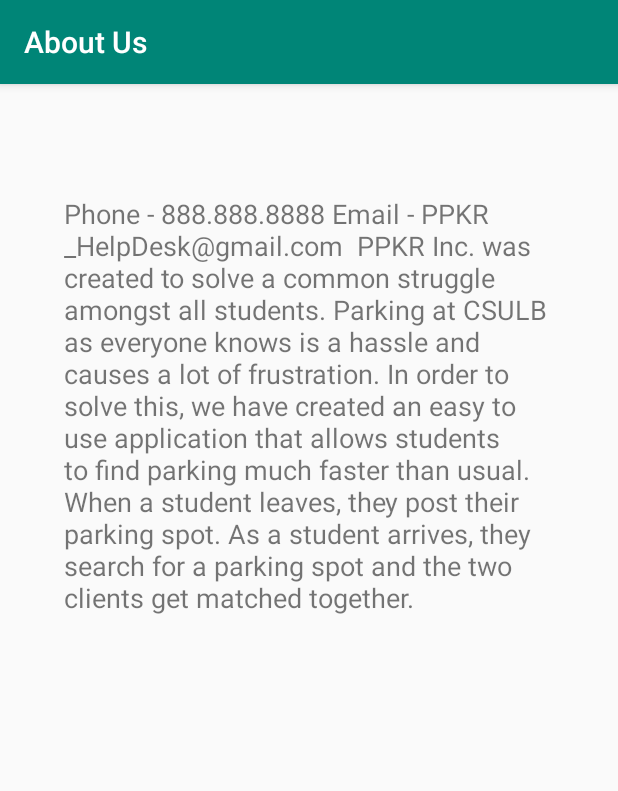
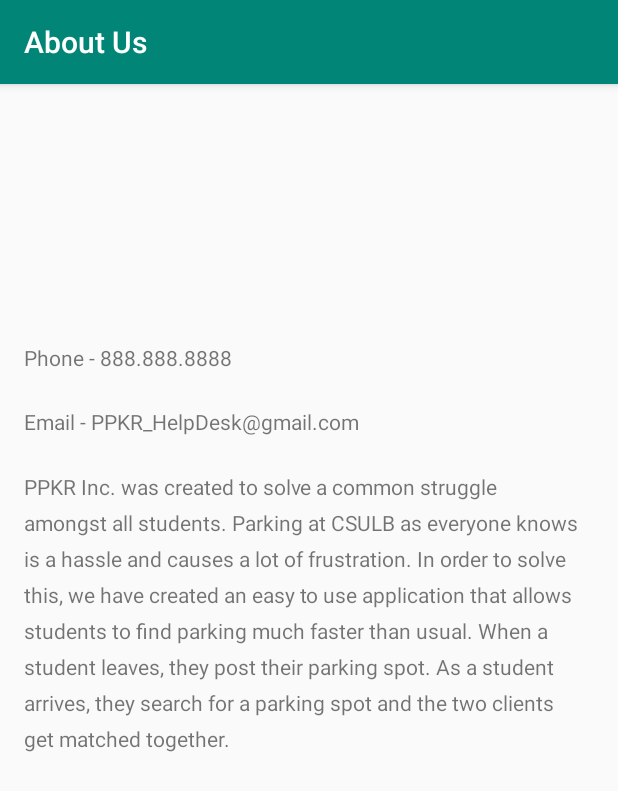
Before and after one commit to itzphuckie/491A, an Android app: the AboutUs screen opened directly, with no data from a screen before it, on a phone screen of 412 x 824 dp. Shown: the top 791 px of the screen. Run offline under Robolectric (Android 15) with nearby library versions, the phone set to English and light mode, and no system bars.

Commit message:
Updates/syncing

```diff
--- a/app/src/main/res/layout/content_about_us.xml
+++ b/app/src/main/res/layout/content_about_us.xml
@@ -10,20 +10,55 @@
 
     <TextView
         android:id="@+id/textView"
-        android:layout_width="326dp"
-        android:layout_height="298dp"
+        android:layout_width="369dp"
+        android:layout_height="421dp"
+        android:layout_marginStart="8dp"
+        android:layout_marginLeft="8dp"
+        android:layout_marginEnd="8dp"
+        android:layout_marginRight="8dp"
+        android:layout_marginBottom="88dp"
+        android:lineSpacingExtra="8sp"
+        android:text="PPKR Inc. was created to solve a common struggle amongst all students. Parking at CSULB as everyone knows is a hassle and causes a lot of frustration. In order to solve this, we have created an easy to use application that allows students to find parking much faster than usual. When a student leaves, they post their parking spot. As a student arrives, they search for a parking spot and the two clients get matched together."
+        android:textSize="14sp"
+        app:layout_constraintBottom_toBottomOf="parent"
+        app:layout_constraintEnd_toEndOf="parent"
+        app:layout_constraintHorizontal_bias="0.307"
+        app:layout_constraintStart_toStartOf="parent" />
+
+    <TextView
+        android:id="@+id/textView2"
+        android:layout_width="359dp"
+        android:layout_height="32dp"
         android:layout_marginStart="8dp"
         android:layout_marginLeft="8dp"
         android:layout_marginTop="8dp"
         android:layout_marginEnd="8dp"
         android:layout_marginRight="8dp"
         android:layout_marginBottom="8dp"
-        android:text="Phone - 888.888.8888 Email - PPKR_HelpDesk@gmail.com  PPKR Inc. was created to solve a common struggle amongst all students. Parking at CSULB as everyone knows is a hassle and causes a lot of frustration. In order to solve this, we have created an easy to use application that allows students to find parking much faster than usual. When a student leaves, they post their parking spot. As a student arrives, they search for a parking spot and the two clients get matched together."
-        android:textSize="18sp"
-        app:layout_constraintBottom_toBottomOf="parent"
+        android:lineSpacingExtra="8sp"
+        android:text="Phone - 888.888.8888"
+        android:textSize="14sp"
+        app:layout_constraintBottom_toTopOf="@+id/textView3"
         app:layout_constraintEnd_toEndOf="parent"
-        app:layout_constraintHorizontal_bias="0.492"
+        app:layout_constraintHorizontal_bias="0.222"
         app:layout_constraintStart_toStartOf="parent"
         app:layout_constraintTop_toTopOf="parent"
-        app:layout_constraintVertical_bias="0.146" />
+        app:layout_constraintVertical_bias="0.985" />
+
+    <TextView
+        android:id="@+id/textView3"
+        android:layout_width="357dp"
+        android:layout_height="31dp"
+        android:layout_marginStart="8dp"
+        android:layout_marginLeft="8dp"
+        android:layout_marginEnd="8dp"
+        android:layout_marginRight="8dp"
+        android:layout_marginBottom="12dp"
+        android:lineSpacingExtra="8sp"
+        android:text="Email - PPKR_HelpDesk@gmail.com"
+        android:textSize="14sp"
+        app:layout_constraintBottom_toTopOf="@+id/textView"
+        app:layout_constraintEnd_toEndOf="parent"
+        app:layout_constraintHorizontal_bias="0.21"
+        app:layout_constraintStart_toStartOf="parent" />
 </android.support.constraint.ConstraintLayout>
--- a/build.gradle
+++ b/build.gradle
@@ -7,7 +7,7 @@ buildscript {
         jcenter()
     }
     dependencies {
-        classpath 'com.android.tools.build:gradle:3.3.1'
+        classpath 'com.android.tools.build:gradle:3.3.2'
         classpath 'com.google.gms:google-services:4.0.1'
 
         // NOTE: Do not place your application dependencies here; they belong
```
